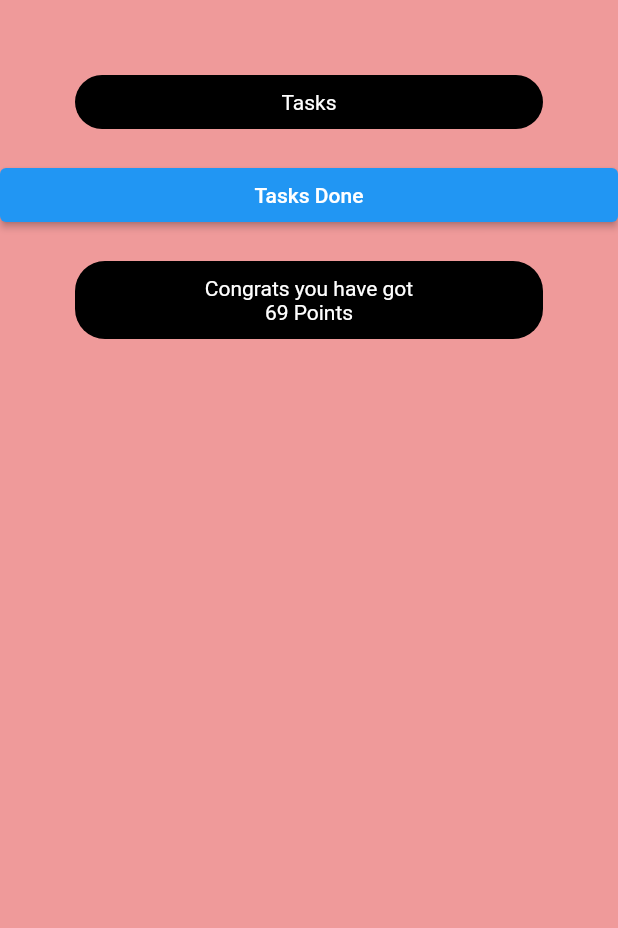
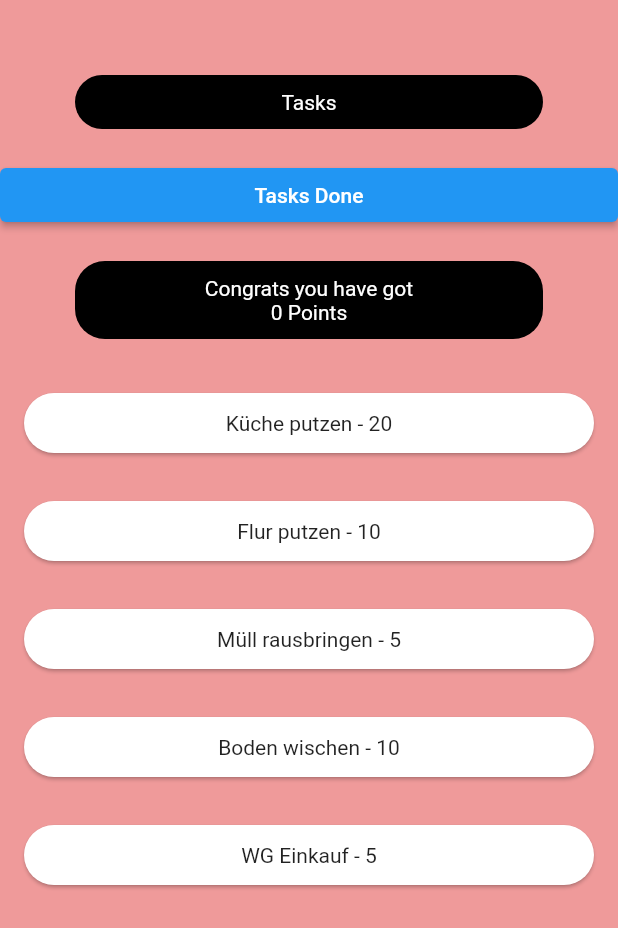
Before and after one commit to leawilde/app_wg_3, a Flutter app: the screen it shows after launch, on a phone screen of 412 x 824 dp. Shown: the top 928 px of the screen. Run offline on Flutter 3.47's test engine with Material 2 defaults, Android fonts, the phone set to English and light mode, and no system bars; our stand-ins replace shared_preferences.

Commit message:
add cards for tasks and adding points

```diff
--- a/lib/screens/tasks.dart
+++ b/lib/screens/tasks.dart
@@ -1,5 +1,6 @@
 import 'package:flutter/material.dart';
 import 'package:app_wg_3/task.dart';
+import 'package:shared_preferences/shared_preferences.dart';
 
 class Tasks extends StatefulWidget {
   const Tasks({Key? key}) : super(key: key);
@@ -10,7 +11,7 @@ class Tasks extends StatefulWidget {
 
 class _TasksState extends State<Tasks> {
 
-  int _points = 69;
+  int _points = 0;
   List<Task> tasks = [
     Task(description: 'Bad putzen', points: 20),
     Task(description: 'Küche putzen', points: 20),
@@ -20,14 +21,22 @@ class _TasksState extends State<Tasks> {
     Task(description: 'WG Einkauf', points: 5),
   ];
 
+  @override
+  void dispose() {
+    _loadPoints();
+    super.dispose();
+  }
 
   @override
   Widget build(BuildContext context) {
-    return  Scaffold(
+
+    _loadPoints();
+
+    return Scaffold(
       backgroundColor: Colors.red[200],
-      body: Column(
-        mainAxisAlignment: MainAxisAlignment.start,
-        crossAxisAlignment: CrossAxisAlignment.stretch,
+      body: ListView(
+        //mainAxisAlignment: MainAxisAlignment.start,
+        //crossAxisAlignment: CrossAxisAlignment.stretch,
         children: <Widget>[
           Container(
               margin: EdgeInsets.fromLTRB(50, 50, 50, 20),
@@ -39,7 +48,9 @@ class _TasksState extends State<Tasks> {
               ),
               child: Text('Tasks', style: TextStyle(color: Colors.white),)
           ),
-          ElevatedButton(onPressed: () { updatePoints(10);}, child: Text('Tasks Done')),
+          ElevatedButton(onPressed: () {
+            updatePoints(10);
+          }, child: Text('Tasks Done')),
           Container(
             margin: EdgeInsets.fromLTRB(50, 20, 50, 20),
             padding: EdgeInsets.all(10),
@@ -49,13 +60,20 @@ class _TasksState extends State<Tasks> {
             ),
             child: Column(
               children: <Widget>[
-                Text('Congrats you have got', style: TextStyle(color: Colors.white,),),
+                Text('Congrats you have got',
+                  style: TextStyle(color: Colors.white,),),
                 Text('$_points Points', style: TextStyle(color: Colors.white),)
               ],
             ),
-          )
+          ),
+          taskCard(tasks[1]),
+          taskCard(tasks[2]),
+          taskCard(tasks[3]),
+          taskCard(tasks[4]),
+          taskCard(tasks[5]),
         ],
       ),
+      bottomNavigationBar: BottomAppBar(),
     );
   }
 
@@ -65,4 +83,39 @@ class _TasksState extends State<Tasks> {
     });
   }
 
+  Widget taskCard(Task task) {
+    return InkWell(
+      onTap: () {
+        setState(() {
+          _points += task.points;
+        });
+      },
+      child: Card(
+        shape: RoundedRectangleBorder(
+            borderRadius: BorderRadius.circular(20)
+        ),
+        margin: EdgeInsets.fromLTRB(16, 16, 16, 16),
+        child: Center(
+          child: Padding(
+            padding: const EdgeInsets.all(12),
+            child: Text('${task.description} - ${task.points}'),
+          ),
+        ),
+      ),
+    );
   }
+
+  Future<void> _savePoints() async {
+    SharedPreferences prefs = await SharedPreferences.getInstance();
+    await prefs.setInt('counter', _points);
+  }
+
+  Future<void> _loadPoints() async {
+    SharedPreferences prefs = await SharedPreferences.getInstance();
+    setState(() {
+      _points = prefs.getInt('counter') ?? 0;
+    });
+  }
+
+
+}
--- a/pubspec.yaml
+++ b/pubspec.yaml
@@ -31,7 +31,7 @@ environment:
 dependencies:
   flutter:
     sdk: flutter
-
+  shared_preferences: '>=0.5.12+4 <2.0.18'
 
   # The following adds the Cupertino Icons font to your application.
   # Use with the CupertinoIcons class for iOS style icons.
```
Also changed, not shown: pubspec.lock. Lines whose indentation alone changed are shown as unchanged.
